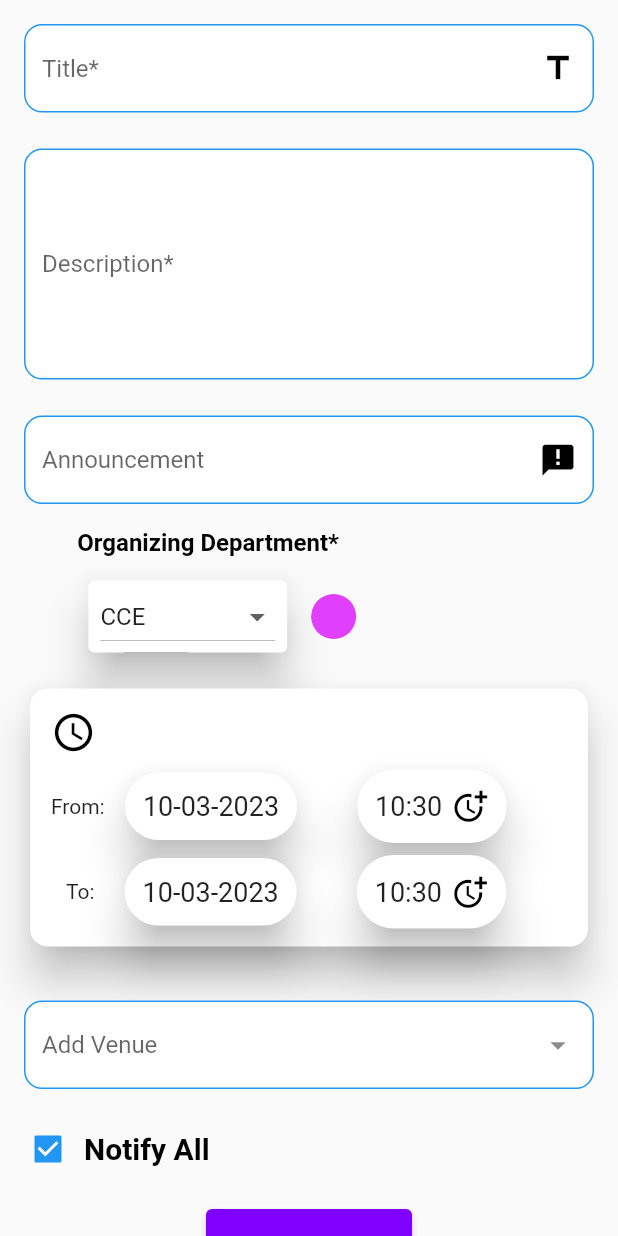
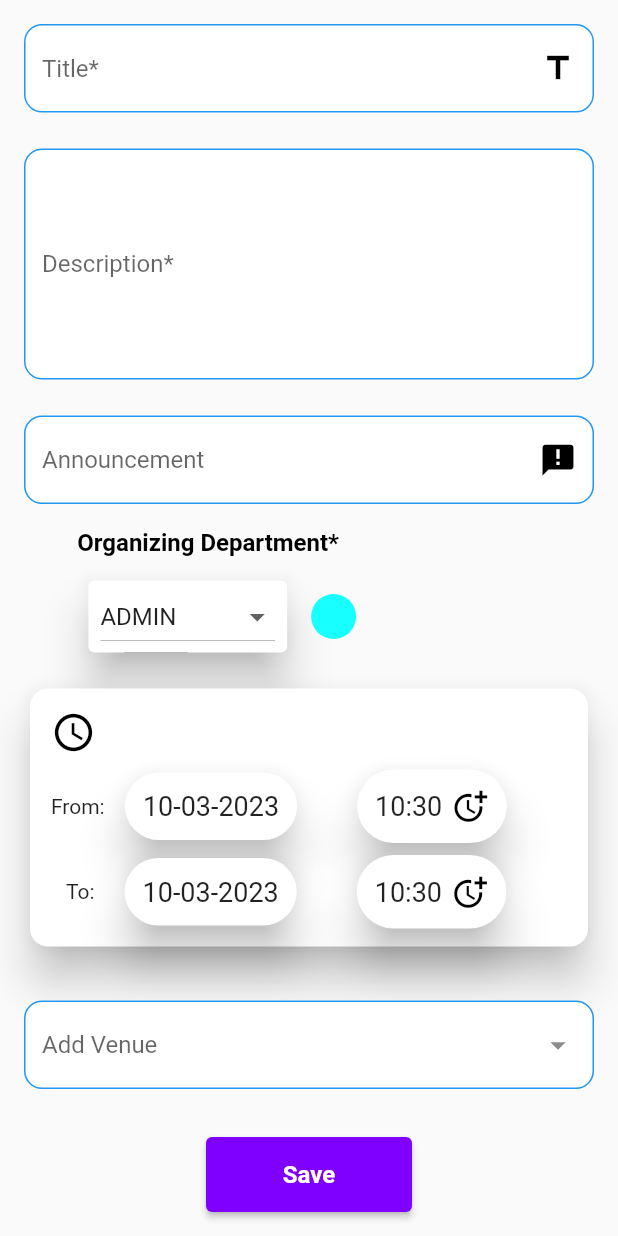
Before and after one commit to Hari-Nikesh-R/event_calendar_app, a Flutter app: the EventPage screen opened by its route, scrolled down 72 dp, on a phone screen of 412 x 824 dp. Run offline on Flutter 3.47's test engine with Material 2 defaults, Android fonts, the phone set to English and light mode, and no system bars; our stand-ins replace otp_text_field, shared_preferences; accounts and stored records are empty.

Commit message:
Added additional Departments and Venues.

```diff
--- a/lib/components/home/event_page.dart
+++ b/lib/components/home/event_page.dart
@@ -24,8 +24,6 @@ class _EventPageState extends State<EventPage> {
   TextEditingController eventDescription = TextEditingController();
   TextEditingController eventAnnouncement = TextEditingController();
   TextEditingController eventLocation = TextEditingController();
-  bool notifyAll = true;
-  bool notifyIndividual = true;
   String currentDate = "-";
   String endDate = "-";
   DateTime? selectedStartDate;
@@ -37,17 +35,22 @@ class _EventPageState extends State<EventPage> {
   bool editEventFlag = false;
 
   List<DropdownMenuItem<String>> dropdownItems = const [
-    DropdownMenuItem(value: "CCE", child: Text(CCE)),
-    DropdownMenuItem(value: "CSE", child: Text(CSE)),
-    DropdownMenuItem(value: "ECE", child: Text(ECE)),
-    DropdownMenuItem(value: "EEE", child: Text(EEE)),
-    DropdownMenuItem(value: "MECH", child: Text(MECH)),
-    DropdownMenuItem(value: "PLACEMENT", child: Text(PLACEMENT)),
-    DropdownMenuItem(value: "ADMIN", child: Text(ADMIN)),
-    DropdownMenuItem(value: "TRAINING", child: Text(TRAINING)),
+    DropdownMenuItem(value: CCE, child: Text(CCE)),
+    DropdownMenuItem(value: CSE, child: Text(CSE)),
+    DropdownMenuItem(value: ECE, child: Text(ECE)),
+    DropdownMenuItem(value: EEE, child: Text(EEE)),
+    DropdownMenuItem(value: MECH, child: Text(MECH)),
+    DropdownMenuItem(value: PLACEMENT, child: Text(PLACEMENT)),
+    DropdownMenuItem(value: AIDS, child: Text(AIDS)),
+    DropdownMenuItem(value: CSBS, child: Text(CSBS)),
+    DropdownMenuItem(value: AIML, child: Text(AIML)),
+    DropdownMenuItem(value: IT, child: Text(IT)),
+    DropdownMenuItem(value: ADMIN, child: Text(ADMIN)),
+    DropdownMenuItem(value: TRAINING, child: Text(TRAINING)),
+    DropdownMenuItem(value: SLC, child: Text(SLC)),
   ];
 
-  List<String> venues = [PLACEMENT_LAB,AUDITORIUM_1,AUDITORIUM_2,IT_CENTER,PLACEMENT_CELL,CONFERENCE_HALL,IGNITE_GROUND_FLOOR,RESPECTIVE_DEPARTMENT,IOT_LAB,LIBRARY,EEE_LAB, OPEN_AUDITORIUM];
+  List<String> venues = [ASPIRE_SYSTEM, AWS, ONE_CLOUD, SYSTENIX, VIRTUSA, BYTES_LAB, PROJECT_LAB, POWER_SIMULATION, CODE_STUDIO, HCL, AUDITORIUM_1, AUDITORIUM_2, IT_CENTER, PLACEMENT_CELL, CONFERENCE_HALL, IGNITE_GROUND_FLOOR,RESPECTIVE_DEPARTMENT,IOT_LAB,LIBRARY,EEE_LAB, OPEN_AUDITORIUM, WIPRO];
   var homePage;
 
   String currentTime = "-";
@@ -341,7 +344,7 @@ class _EventPageState extends State<EventPage> {
 
     }
     else{
-      selectedDepartment = "CCE";
+      selectedDepartment = ADMIN;
     }
     super.initState();
   }
@@ -424,7 +427,7 @@ class _EventPageState extends State<EventPage> {
                               value: selectedDepartment,
                               items: dropdownItems, onChanged: (String? value) {
                               setState(() {
-                                selectedDepartment = value??"CCE";
+                                selectedDepartment = value??ADMIN;
                                 if(widget.event!=null) {
                                     widget.event?.department = selectedDepartment;
                                   }
@@ -604,14 +607,8 @@ class _EventPageState extends State<EventPage> {
                   ),
                   )),
                   Row(
-                    children: [
-                       const Padding(padding: EdgeInsets.only(right: 8)),
-                      Checkbox(value: notifyAll, onChanged: (bool? value){
-                          setState(() {
-                            notifyAll = value!;
-                          });
-                      }),
-                      const Text("Notify All", style: TextStyle(fontWeight: FontWeight.bold,color: Colors.black,fontSize: 20),)
+                    children:const [
+                        Padding(padding: EdgeInsets.only(right: 8)),
                     ],
                   ),
                   // Row(
@@ -640,7 +637,6 @@ class _EventPageState extends State<EventPage> {
                               eventStartDate: selectedStartDate,
                               eventEndDate: selectedEndDate,
                               location: eventLocation.text,
-                              notifyAll: notifyAll,
                               department: selectedDepartment,
                               eventType: eventAnnouncement.text);
                           saveEvent(calendarEvent);
@@ -654,7 +650,6 @@ class _EventPageState extends State<EventPage> {
                           calendarEvent?.description = eventDescription.text;
                           calendarEvent?.location= eventLocation.text;
                           calendarEvent?.eventType = eventAnnouncement.text;
-                          calendarEvent?.notifyAll = notifyAll;
                           editEvent(calendarEvent);
                           debugPrint("Edit Api Success");
                         }
--- a/lib/utils/constants.dart
+++ b/lib/utils/constants.dart
@@ -10,6 +10,11 @@ const String MECH = "MECH";
 const String ADMIN = "ADMIN";
 const String PLACEMENT = "PLACEMENT";
 const String TRAINING = "TRAINING";
+const String AIDS = "AIDS";
+const String CSBS = "CSBS";
+const String AIML = "AIML";
+const String SLC = "SLC";
+const String IT = "IT";
 const String DEPARTMENT_PREFIX = "assets/eventbg";
 
 const String TOKEN = "TOKEN";
@@ -20,7 +25,6 @@ const String SUCCESS = "Success";
 
 const String DEFAULT_USER = "hari.nikesh.r.cce@sece.ac.in";
 
-const String PLACEMENT_LAB = "Placement Lab";
 const String AUDITORIUM_1 = "Auditorium 1";
 const String AUDITORIUM_2 = "Auditorium 2";
 const String IT_CENTER = "IT center";
@@ -31,5 +35,16 @@ const String RESPECTIVE_DEPARTMENT = "Respective Department";
 const String IOT_LAB = "Iot Lab";
 const String EEE_LAB = "EEE Lab";
 const String LIBRARY = "Library";
+const String HCL = "HCL";
+const String WIPRO = "Wipro Lab";
+const String PROJECT_LAB = "Project Lab";
+const String BYTES_LAB = "Bytes Lab";
+const String VIRTUSA = "Virtusa";
+const String ONE_CLOUD = "One Cloud";
+const String AWS = "AWS Lab";
+const String ASPIRE_SYSTEM = "Aspire System";
+const String SYSTENIX = "Sysnautix";
+const String CODE_STUDIO = "Code Studio";
+const String POWER_SIMULATION = "Power Simulation Lab";
 const String OPEN_AUDITORIUM = "Open Auditorium";
 const String VENUE_PREFIX = "assets/eventvenue";
--- a/lib/utils/urls.dart
+++ b/lib/utils/urls.dart
@@ -1,3 +1,3 @@
-const String EVENT_BACKEND_URL = "http://192.168.29.187:8083";
-const String AUTHENTICATION_URL = "http://192.168.29.187:8089";
-const String MAIL_URL = "http://192.168.29.187:8091";
+const String EVENT_BACKEND_URL = "http://192.168.1.10:8083";
+const String AUTHENTICATION_URL = "http://192.168.1.10:8089";
+const String MAIL_URL = "http://192.168.1.10:8091";
--- a/pubspec.yaml
+++ b/pubspec.yaml
@@ -87,6 +87,7 @@ flutter:
     - assets/home/
     - assets/eventbg/
     - assets/eventvenue/
+    - assets/loader/
   #   - images/a_dot_ham.jpeg
 
   # An image asset can refer to one or more resolution-specific "variants", see
```
Also changed, not shown: lib/components/home/eventdetail_page.dart (+10 -8 lines), lib/utils/utility.dart (+49 -3 lines), assets/eventvenue/auditoriumi.png, assets/eventvenue/auditoriumii.png, assets/eventvenue/code_studio.jpg (added), 10 other files.
